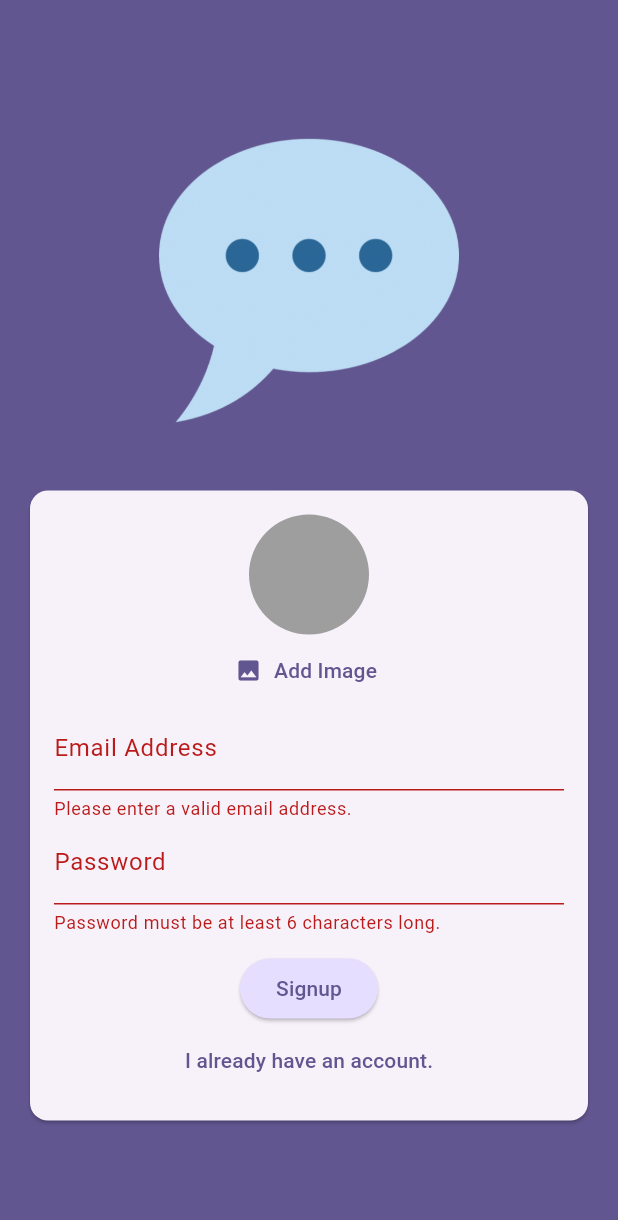
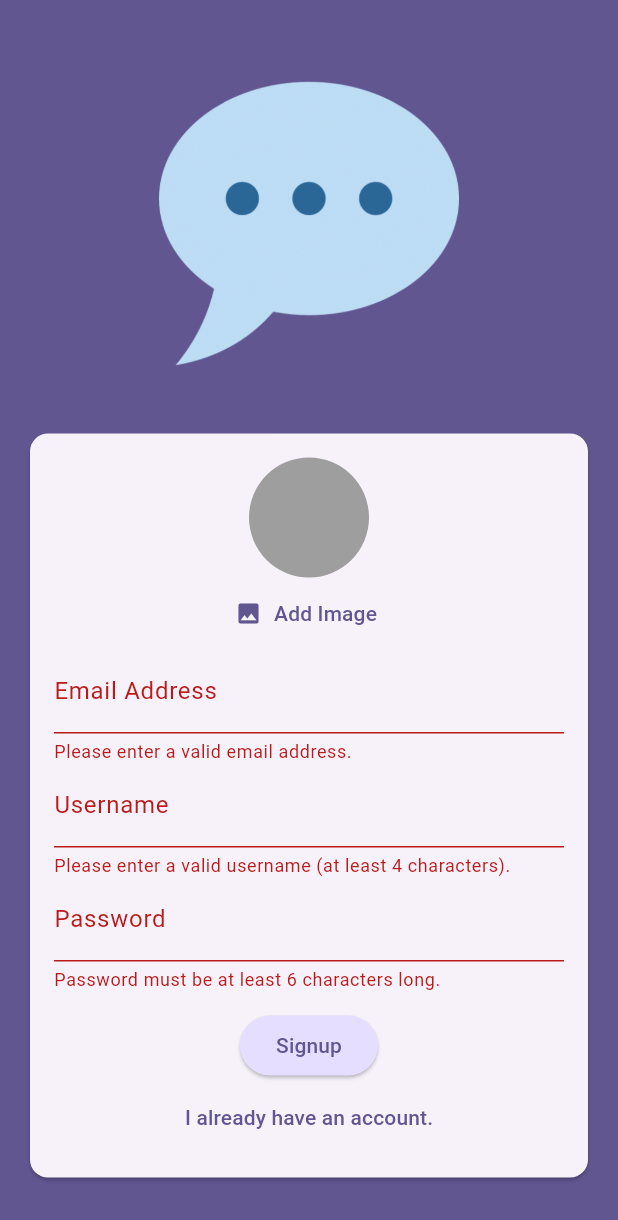
Before and after one commit to JARNBOY/FlutterChat, a Flutter app: the screen it shows after launch, after a tap on "Login", after a tap on "Create an account", after a tap on "Signup", on a phone screen of 412 x 824 dp. Shown: the top 1220 px of the screen. Run offline on Flutter 3.47's test engine with Material 3 defaults, Android fonts, the phone set to English and light mode, and no system bars; our stand-ins replace cloud_firestore, firebase_auth, firebase_core, firebase_storage, image_picker; accounts and stored records are empty.

Commit message:
[Section 14 - 287] Storing a Username (Reviewed by Papon S.)

```diff
--- a/lib/screens/auth.dart
+++ b/lib/screens/auth.dart
@@ -20,6 +20,7 @@ class AuthScreenState extends State<AuthScreen> {
   var _isLogin = true;
   var _enteredEmail = '';
   var _enteredPassword = '';
+  var _enteredUsername = '';
   File? _selectedImage;
   var _isAuthentication = false;
 
@@ -57,7 +58,7 @@ class AuthScreenState extends State<AuthScreen> {
             .collection('user')
             .doc(userCredentials.user!.uid)
             .set({
-          'username': 'to be done...',
+          'username': _enteredUsername,
           'email': _enteredEmail,
           'imageUrl': imageUrl,
         });
@@ -131,6 +132,23 @@ class AuthScreenState extends State<AuthScreen> {
                               onSaved: (newValue) {
                                 _enteredEmail = newValue!;
                               }),
+                          if (!_isLogin)
+                            TextFormField(
+                              decoration:
+                                  const InputDecoration(labelText: 'Username'),
+                              enableSuggestions: false,
+                              validator: (value) {
+                                if (value == null ||
+                                    value.isEmpty ||
+                                    value.trim().length < 4) {
+                                  return 'Please enter a valid username (at least 4 characters).';
+                                }
+                                return null;
+                              },
+                              onSaved: (newValue) {
+                                _enteredUsername = newValue!;
+                              },
+                            ),
                           TextFormField(
                             decoration:
                                 const InputDecoration(labelText: 'Password'),
```
